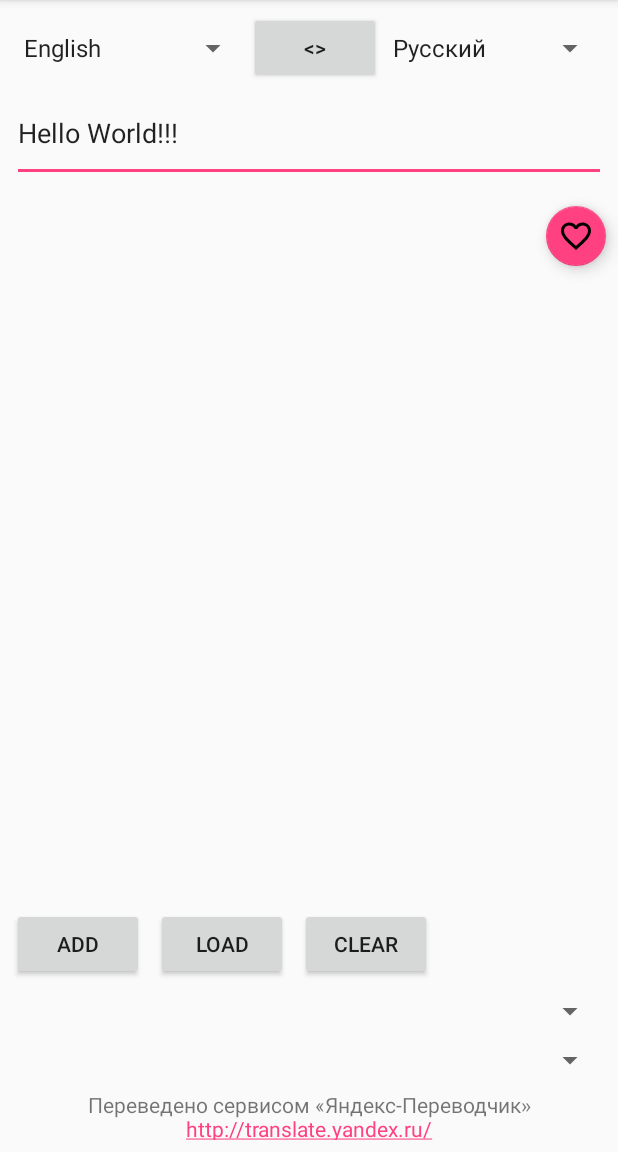
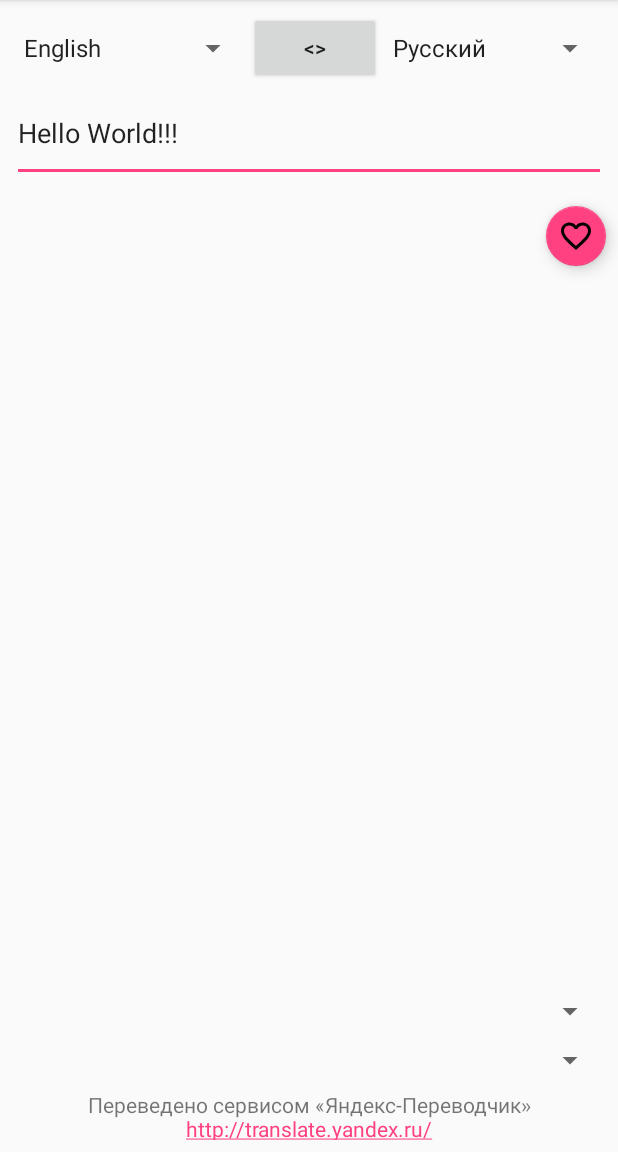
Before and after one commit to gluhow/Translator, an Android app: the screen it shows after launch (MainActivity), on a phone screen of 412 x 824 dp, the part 84-1236 px from its top. Run offline under Robolectric (Android 15) with nearby library versions, the phone set to English and light mode, and no system bars.

Commit message:
Удалил временные кнопки для отладки загрузки с БД

```diff
--- a/app/src/main/res/layout/activity_main.xml
+++ b/app/src/main/res/layout/activity_main.xml
@@ -143,40 +143,4 @@
         android:layout_marginStart="8dp"
         android:layout_marginEnd="8dp" />
 
-    <Button
-        android:id="@+id/button"
-        android:layout_width="wrap_content"
-        android:layout_height="wrap_content"
-        android:layout_marginLeft="8dp"
-        android:onClick="historyAddClick"
-        android:text="Add"
-        app:layout_constraintLeft_toLeftOf="parent"
-        android:layout_marginBottom="8dp"
-        app:layout_constraintBottom_toTopOf="@+id/favoriteSpinner"
-        android:layout_marginStart="8dp" />
-
-    <Button
-        android:id="@+id/button2"
-        android:layout_width="wrap_content"
-        android:layout_height="wrap_content"
-        android:layout_marginLeft="8dp"
-        android:onClick="historyLoadClick"
-        android:text="Load"
-        app:layout_constraintLeft_toRightOf="@+id/button"
-        android:layout_marginBottom="8dp"
-        app:layout_constraintBottom_toTopOf="@+id/favoriteSpinner"
-        android:layout_marginStart="8dp" />
-
-    <Button
-        android:id="@+id/button3"
-        android:layout_width="wrap_content"
-        android:layout_height="wrap_content"
-        android:layout_marginLeft="8dp"
-        android:onClick="historyClearClick"
-        android:text="Clear"
-        app:layout_constraintLeft_toRightOf="@+id/button2"
-        android:layout_marginBottom="8dp"
-        app:layout_constraintBottom_toTopOf="@+id/favoriteSpinner"
-        android:layout_marginStart="8dp" />
-
 </android.support.constraint.ConstraintLayout>
```
